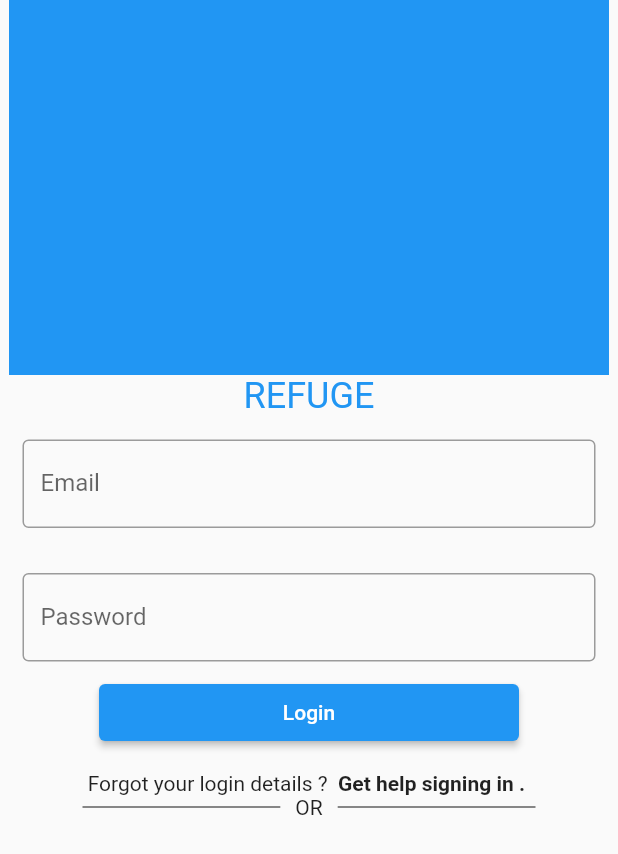
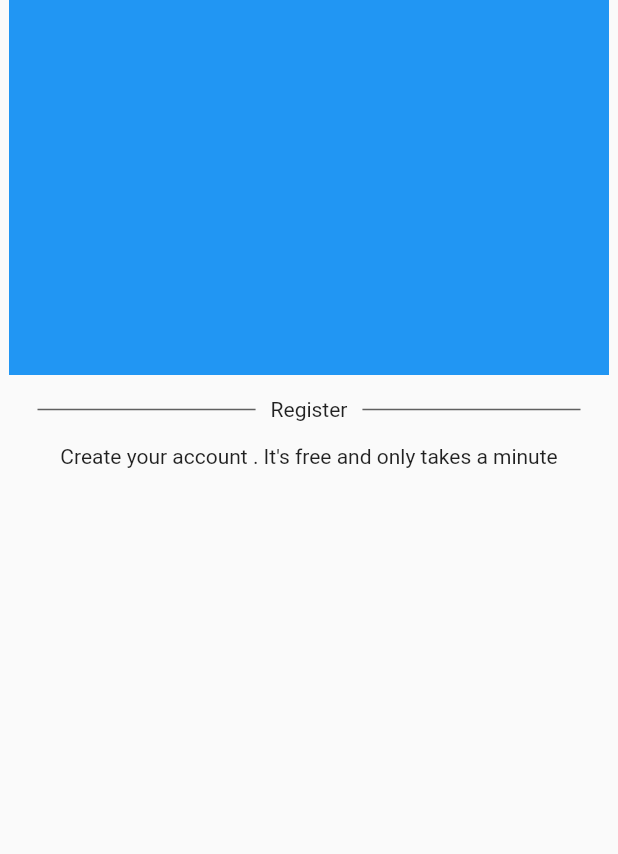
Before and after one commit to DevikaRajesh22/Refuge_user, a Flutter app: the screen it shows after launch, on a phone screen of 412 x 824 dp. Shown: the top 854 px of the screen. Run offline on Flutter 3.47's test engine with Material 2 defaults, Android fonts, the phone set to English and light mode, and no system bars; our stand-ins replace flutter_svg.

Commit message:
registration screen divider and text

```diff
--- a/lib/main.dart
+++ b/lib/main.dart
@@ -1,5 +1,6 @@
 import 'package:flutter/material.dart';
 import 'package:refuge_user/ui/screens/login_screen.dart';
+import 'package:refuge_user/ui/screens/registration_screen.dart';
 import 'package:refuge_user/ui/screens/splash_screen.dart';
 
 void main() {
@@ -13,7 +14,7 @@ class MyApp extends StatelessWidget {
   Widget build(BuildContext context) {
     return const MaterialApp(
       debugShowCheckedModeBanner: false,
-      home: LoginScreen(),
+      home: RegistrationScreen(),
     );
   }
 }
--- a/lib/ui/screens/login_screen.dart
+++ b/lib/ui/screens/login_screen.dart
@@ -39,20 +39,23 @@ class LoginScreen extends StatelessWidget {
                 hintText: "Enter Password"),
           ),
         ),
-        Container(
+        Padding(
+          padding: const EdgeInsets.all(35),
+          child: Container(
             height: 38,
             width: 300,
-          padding: const EdgeInsets.fromLTRB(10, 0, 10, 0),
+            padding: const EdgeInsets.fromLTRB(15, 0, 15, 0),
             child: ElevatedButton(
               child: const Text("Login"),
               onPressed: () {},
+            ),
           ),
         ),
         // ignore: prefer_const_constructors
         Padding(
             // ignore: prefer_const_constructors
             padding: EdgeInsets.all(
-                10)), // ignore: prefer_const_literals_to_create_immutables
+                1)), // ignore: prefer_const_literals_to_create_immutables
         Row(
           crossAxisAlignment: CrossAxisAlignment.center,
           mainAxisAlignment: MainAxisAlignment.center,
@@ -66,7 +69,9 @@ class LoginScreen extends StatelessWidget {
           ],
         ),
         Padding(
-          padding: const EdgeInsets.symmetric(horizontal: 55),
+          padding: const EdgeInsets.symmetric(horizontal: 10),
+          child: Padding(
+            padding: const EdgeInsets.all(65),
             child: Row(
               children: const [
                 Expanded(
@@ -90,6 +95,11 @@ class LoginScreen extends StatelessWidget {
                 )
               ],
             ),
+          ),
+        ),
+        Row(
+          mainAxisAlignment: MainAxisAlignment.center,
+          children: const [Text("Login with facebook")],
         )
       ],
     )));
--- /dev/null
+++ b/lib/ui/screens/registration_screen.dart
@@ -0,0 +1,49 @@
+import 'package:flutter/material.dart';
+
+class RegistrationScreen extends StatelessWidget {
+  const RegistrationScreen({super.key});
+
+  @override
+  Widget build(BuildContext context) {
+    return MaterialApp(
+        home: Scaffold(
+      body: Column(children: [
+        Container(
+          width: 400,
+          height: 250,
+          color: Colors.blue,
+        ),
+        Padding(
+          padding: const EdgeInsets.symmetric(horizontal: 10),
+          child: Padding(
+            padding: const EdgeInsets.all(15),
+            child: Row(
+              children: const [
+                Expanded(
+                  child: Divider(
+                    color: Color.fromARGB(255, 96, 96, 96),
+                    thickness: 1,
+                  ),
+                ),
+                SizedBox(
+                  width: 10,
+                ),
+                Text("Register"),
+                SizedBox(
+                  width: 10,
+                ),
+                Expanded(
+                  child: Divider(
+                    color: Color.fromARGB(255, 96, 96, 96),
+                    thickness: 1,
+                  ),
+                )
+              ],
+            ),
+          ),
+        ),
+        const Text("Create your account . It's free and only takes a minute")
+      ]),
+    ));
+  }
+}
```
Lines whose indentation alone changed are shown as unchanged.
